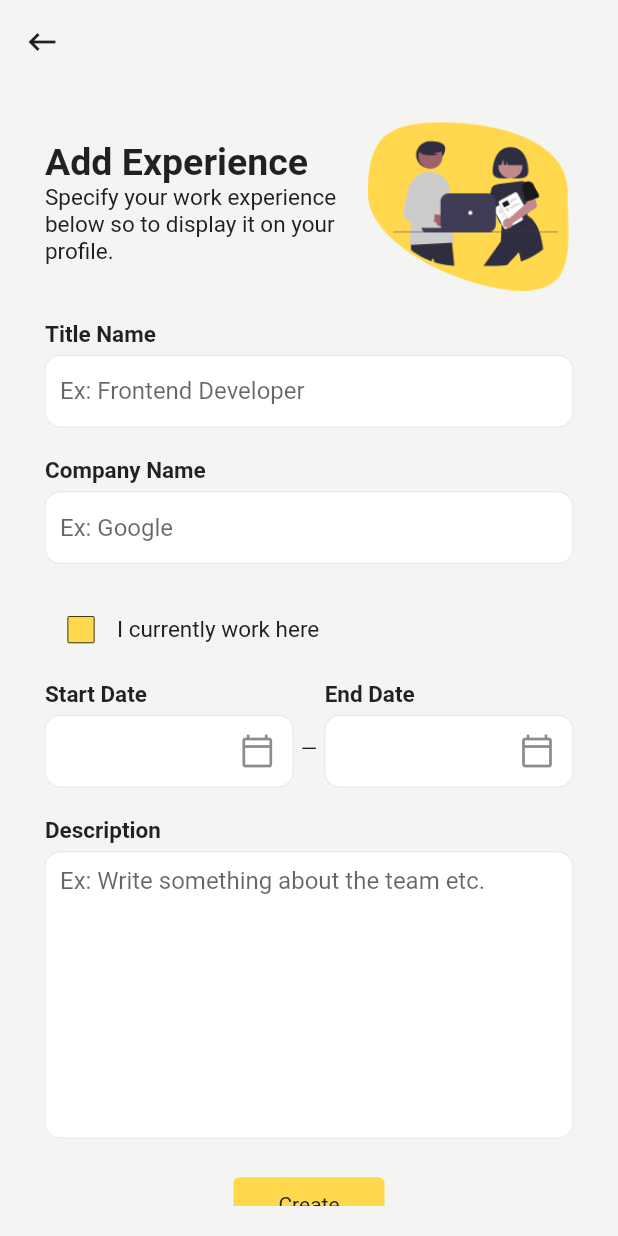
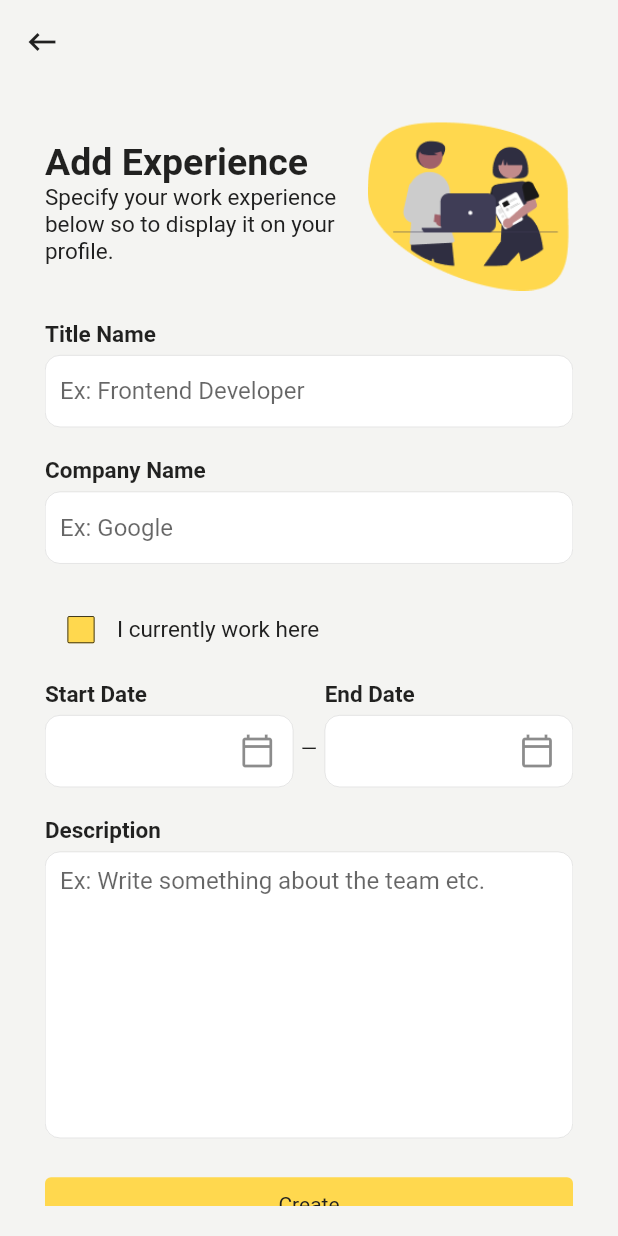
Before and after one commit to jmsandiegoo/launchlab_nus_app, a Flutter app: the AddExperiencePage screen opened by its route, on a phone screen of 412 x 824 dp. Run offline on Flutter 3.47's test engine with Material 2 defaults, Android fonts, the phone set to English and light mode, and no system bars; our stand-ins replace dartz, dotted_border, dropdown_search, equatable, file_picker, flutter_bloc and 5 more; accounts and stored records are empty.

Commit message:
polished edit form ui

```diff
--- a/lib/src/config/app_router.dart
+++ b/lib/src/config/app_router.dart
@@ -9,6 +9,7 @@ import 'package:launchlab/src/presentation/common/widgets/scaffold_with_bottom_n
 import 'package:launchlab/src/presentation/team/screens/discover_page.dart';
 import 'package:launchlab/src/presentation/team/screens/team_home_page.dart';
 import 'package:launchlab/src/presentation/user/screens/add_experience_page.dart';
+import 'package:launchlab/src/presentation/user/screens/edit_experience_page.dart';
 import 'package:launchlab/src/presentation/user/screens/onboarding_finish_page.dart';
 import 'package:launchlab/src/presentation/user/screens/onboarding_step1_page.dart';
 import 'package:launchlab/src/presentation/user/screens/onboarding_step2_page.dart';
@@ -60,6 +61,11 @@ final GoRouter appRouter = GoRouter(
           parentNavigatorKey: _protectedShellNavigatorKey,
           path: "/add-experience",
           builder: (context, state) => const AddExperiencePage(),
+        ),
+        GoRoute(
+          parentNavigatorKey: _protectedShellNavigatorKey,
+          path: "/edit-experience",
+          builder: (context, state) => const EditExperiencePage(),
         ),
         ShellRoute(
           navigatorKey: _onboardingShellKey,
--- a/lib/src/config/app_theme.dart
+++ b/lib/src/config/app_theme.dart
@@ -8,6 +8,7 @@ const lightGreyColor = Color(0xFFF4F4F2);
 const greyColor = Colors.grey;
 const darkGreyColor = Color(0xFF515151);
 const yellowColor = Color(0xFFFFD84E);
+const errorColor = Colors.red;
 
 final ThemeData appThemeData = ThemeData(
   colorScheme: const ColorScheme.light(
--- a/lib/src/presentation/user/screens/edit_experience_page.dart
+++ b/lib/src/presentation/user/screens/edit_experience_page.dart
@@ -19,7 +19,7 @@ class EditExperiencePage extends StatelessWidget {
       body: Container(
           padding: const EdgeInsets.symmetric(horizontal: 30.0, vertical: 20.0),
           child: const ExperienceForm(
-            isEditMode: false,
+            isEditMode: true,
           )),
     );
   }
--- a/lib/src/presentation/user/widgets/experience_form.dart
+++ b/lib/src/presentation/user/widgets/experience_form.dart
@@ -1,4 +1,5 @@
 import 'package:flutter/material.dart';
+import 'package:launchlab/src/config/app_theme.dart';
 import 'package:launchlab/src/presentation/common/widgets/form_fields/date_picker.dart';
 import 'package:launchlab/src/presentation/common/widgets/form_fields/text_field.dart';
 import 'package:launchlab/src/presentation/common/widgets/useful.dart';
@@ -111,13 +112,18 @@ class _ExperienceFormState extends State<ExperienceForm> {
           size: 9,
         ),
         Column(
+          crossAxisAlignment: CrossAxisAlignment.stretch,
           children: [
             primaryButton(context, () => null, "Create", elevation: 0),
             ...() {
               return widget.isEditMode
                   ? [
                       OutlinedButton(
-                          onPressed: () {}, child: const Text("Delete"))
+                        onPressed: () {},
+                        style: OutlinedButton.styleFrom(
+                            side: const BorderSide(color: errorColor)),
+                        child: bodyText("Delete", color: errorColor),
+                      ),
                     ]
                   : [];
             }()
--- a/lib/src/presentation/user/widgets/experience_list.dart
+++ b/lib/src/presentation/user/widgets/experience_list.dart
@@ -64,7 +64,9 @@ class ExperienceCard extends StatelessWidget {
                   ],
                 ),
                 GestureDetector(
-                  onTap: () {},
+                  onTap: () {
+                    navigatePush(context, "/edit-experience");
+                  },
                   child: const Icon(
                     Icons.edit_outlined,
                   ),
```
